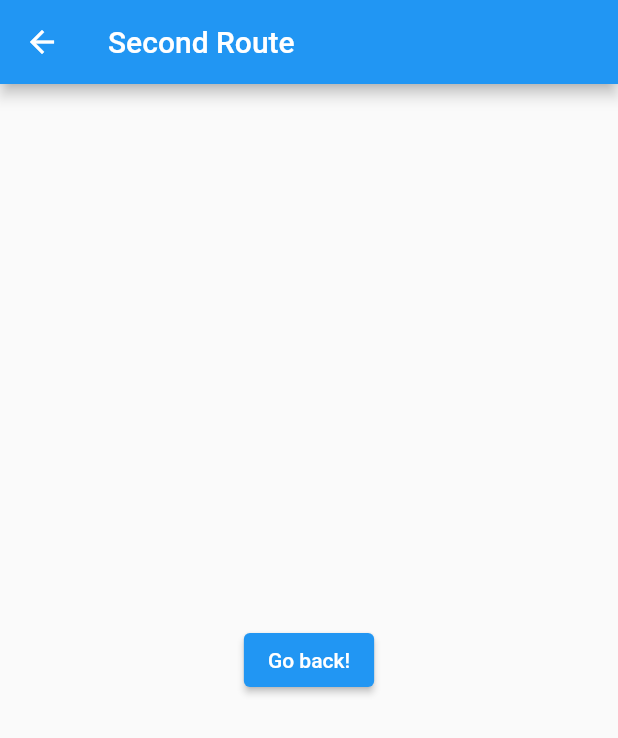
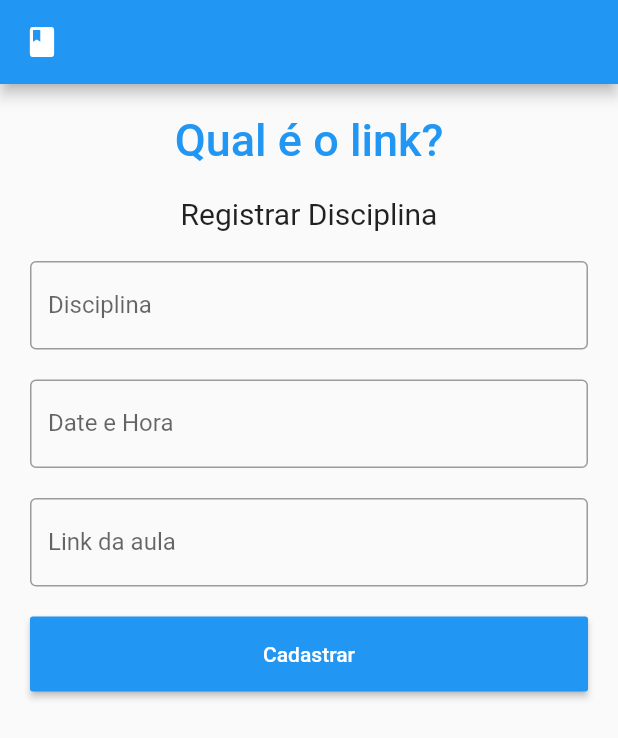
Before and after one commit to LuanPereiraV/TrabalhoMobile, a Flutter app: the screen it shows after launch, after a tap on "Login", on a phone screen of 412 x 824 dp. Shown: the top 738 px of the screen. Run offline on Flutter 3.47's test engine with Material 2 defaults, Android fonts, the phone set to English and light mode, and no system bars.

Commit message:
tela cadastro de disciplinas(em andamento)

```diff
--- a/mobile_class/lib/main.dart
+++ b/mobile_class/lib/main.dart
@@ -8,9 +8,99 @@ void main() {
   ));
 }
 
-class Cadastro extends StatelessWidget {
-  TextEditingController nameeController = TextEditingController();
-  TextEditingController passworddController = TextEditingController();
+class CadastroDisciplinas extends StatelessWidget {
+  TextEditingController nameController = TextEditingController();
+  TextEditingController datetimeController = TextEditingController();
+  TextEditingController linkController = TextEditingController();
+
+  @override
+  Widget build(BuildContext context) {
+    return Scaffold(
+        appBar: AppBar(
+          leading: Builder(
+            builder: (BuildContext context) {
+              return IconButton(
+                icon: const Icon(Icons.book),
+                onPressed: () { Scaffold.of(context).openDrawer(); },
+                tooltip: MaterialLocalizations.of(context).openAppDrawerTooltip,
+              );
+            },
+          ),
+        ),
+        body: Padding(
+            padding: EdgeInsets.all(10),
+            child: ListView(
+              children: <Widget>[
+                Container(
+                    alignment: Alignment.center,
+                    padding: EdgeInsets.all(10),
+                    child: Text(
+                      'Qual é o link?',
+                      style: TextStyle(
+                          color: Colors.blue,
+                          fontWeight: FontWeight.w500,
+                          fontSize: 30),
+                    )),
+                Container(
+                    alignment: Alignment.center,
+                    padding: EdgeInsets.all(10),
+                    child: Text(
+                      'Registrar Disciplina',
+                      style: TextStyle(fontSize: 20),
+                    )),
+                Container(
+                  padding: EdgeInsets.all(10),
+                  child: TextField(
+                    controller: nameController,
+                    decoration: InputDecoration(
+                      border: OutlineInputBorder(),
+                      labelText: 'Disciplina',
+                    ),
+                  ),
+                ),
+                Container(
+                  padding: EdgeInsets.all(10),
+                  child: TextField(
+                    controller: datetimeController,
+                    decoration: InputDecoration(
+                      border: OutlineInputBorder(),
+                      labelText: 'Date e Hora',
+                    ),
+                  ),
+                ),
+                Container(
+                  padding: EdgeInsets.fromLTRB(10, 10, 10, 0),
+                  child: TextField(
+                    controller: linkController,
+                    decoration: InputDecoration(
+                      border: OutlineInputBorder(),
+                      labelText: 'Link da aula',
+                    ),
+                  ),
+                ),
+                Container(
+                    height: 70,
+                    padding: EdgeInsets.fromLTRB(10, 20, 10, 0),
+                    child: RaisedButton(
+                      textColor: Colors.white,
+                      color: Colors.blue,
+                      child: Text('Cadastrar'),
+                      onPressed: () {
+                        print(nameController.text);
+                        print(datetimeController.text);
+                        print(linkController.text);
+                        showAlertDialog3(context);
+                      },
+                    )),
+              ],
+            ))
+    );
+  }
+}
+
+class CadastroUsuarios extends StatelessWidget {
+  TextEditingController nameController = TextEditingController();
+  TextEditingController passwordController = TextEditingController();
   TextEditingController emailController = TextEditingController();
 
   @override
@@ -45,13 +135,13 @@ class Cadastro extends StatelessWidget {
                   alignment: Alignment.center,
                   padding: EdgeInsets.all(10),
                   child: Text(
-                    'Register',
+                    'Registrar Usuário',
                     style: TextStyle(fontSize: 20),
                   )),
               Container(
                 padding: EdgeInsets.all(10),
                 child: TextField(
-                  controller: nameeController,
+                  controller: nameController,
                   decoration: InputDecoration(
                     border: OutlineInputBorder(),
                     labelText: 'Nome',
@@ -73,7 +163,7 @@ class Cadastro extends StatelessWidget {
                 padding: EdgeInsets.fromLTRB(10, 10, 10, 0),
                 child: TextField(
                   obscureText: true,
-                  controller: passworddController,
+                  controller: passwordController,
                   decoration: InputDecoration(
                     border: OutlineInputBorder(),
                     labelText: 'Senha',
@@ -98,10 +188,11 @@ class Cadastro extends StatelessWidget {
                     color: Colors.blue,
                     child: Text('Cadastrar'),
                     onPressed: () {
-                      print(nameeController.text);
+                      print(nameController.text);
                       print(emailController.text);
-                      print(passworddController.text);
+                      print(passwordController.text);
                       showAlertDialog2(context);
+                      MaterialPageRoute(builder: (context) => CadastroDisciplinas());
                     },
                   )),
             ],
@@ -111,6 +202,36 @@ class Cadastro extends StatelessWidget {
 }
 
 final String _markdownData = "-This is [Google link](https://www.google.com)";
+
+showAlertDialog3(BuildContext context) {
+
+  // set up the button
+  Widget OK = TextButton(
+    child: Text("OK"),
+    onPressed: () {
+      Navigator.pop(
+        context,
+      );
+    },
+  );
+
+  // set up the AlertDialog
+  AlertDialog alert = AlertDialog(
+    title: Text("Disciplina registrada com sucesso!"),
+    // view
+    actions: [
+      OK,
+    ],
+  );
+
+  // show the dialog
+  showDialog(
+    context: context,
+    builder: (BuildContext context) {
+      return alert;
+    },
+  );
+}
 
 showAlertDialog2(BuildContext context) {
 
@@ -264,7 +385,7 @@ class _State extends State<MyApp> {
                     //forgot password screen
                     Navigator.push(
                       context,
-                      MaterialPageRoute(builder: (context) => Cadastro()),
+                      MaterialPageRoute(builder: (context) => CadastroUsuarios()),
                     );
                   },
                   textColor: Colors.blue,
@@ -282,7 +403,7 @@ class _State extends State<MyApp> {
                         print(passwordController.text);
                         Navigator.push(
                           context,
-                          MaterialPageRoute(builder: (context) => Mostrar()),
+                          MaterialPageRoute(builder: (context) => CadastroDisciplinas()),
                         );
                       },
                     )),
```
